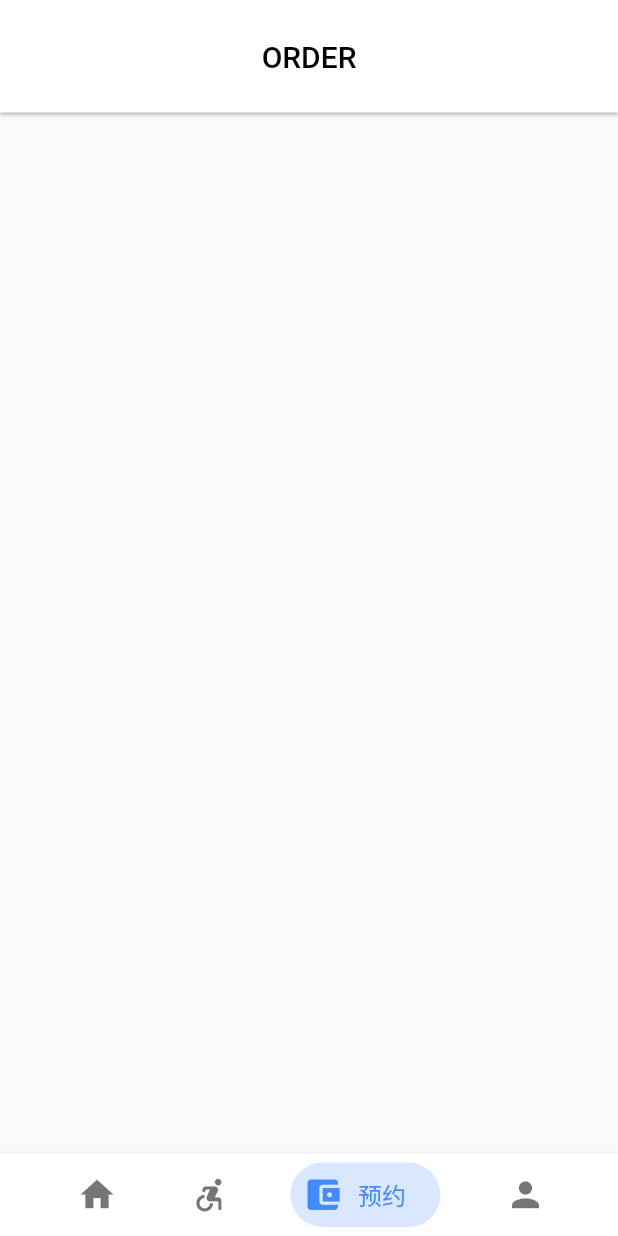
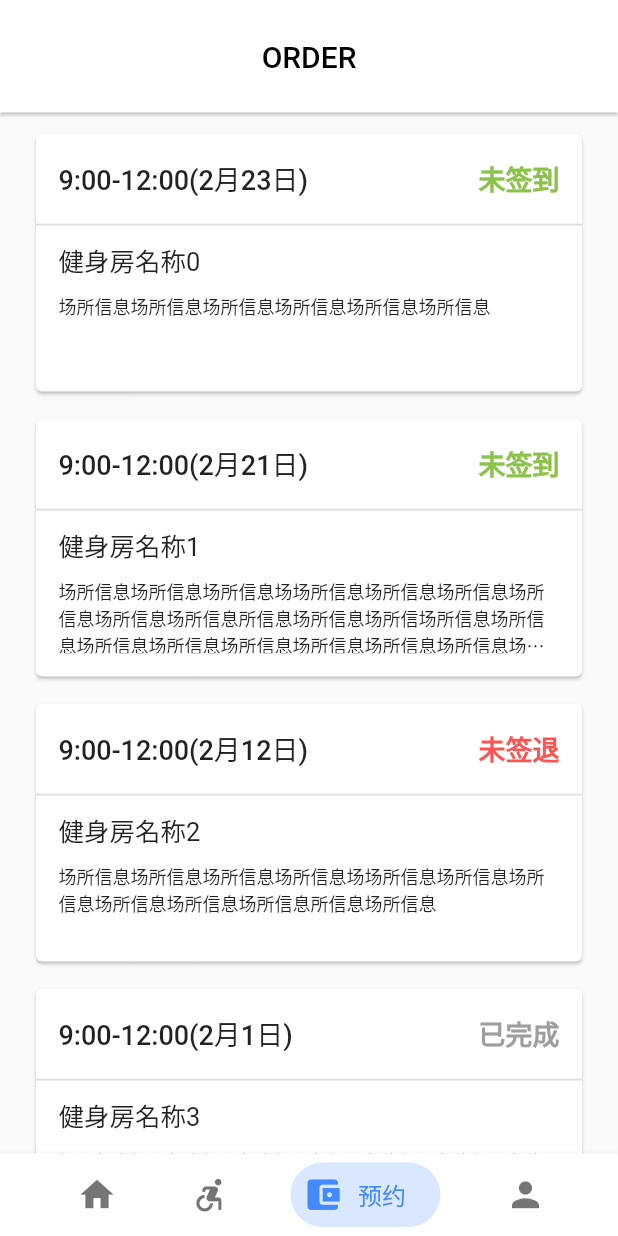
Before and after one commit to m47m/UpHold, a Flutter app: the screen it shows after launch, swiped to page 3, on a phone screen of 412 x 824 dp. Run offline on Flutter 3.47's test engine with Material 2 defaults, Android fonts, the phone set to English and light mode, and no system bars; our stand-ins replace shared_preferences.

Commit message:
OrderPage des April 11 2022

```diff
--- /dev/null
+++ b/lib/components/OrderCardItem.dart
@@ -0,0 +1,104 @@
+import 'package:flutter/material.dart';
+import 'package:uphold/pages/Tabs/MyOrder.dart';
+
+class OrderCardItem extends StatelessWidget {
+  ///本Item对应的数据模型
+  final OrderBean bean;
+
+  const OrderCardItem({required this.bean,Key? key}) : super(key: key);
+
+  @override
+  Widget build(BuildContext context) {
+    return Container(
+      width: 200,
+      margin: EdgeInsets.fromLTRB(20, 10, 20, 0),
+      height: 180,
+      child: Card(
+        color: Colors.white,
+        elevation: 1,
+        child: Column(
+          crossAxisAlignment: CrossAxisAlignment.start,
+          children: [
+
+            Container(
+              height: 40,
+              child: Row(
+                mainAxisAlignment: MainAxisAlignment.spaceBetween,
+                children: [
+                  Text(
+                    "${this.bean.period}",
+                    maxLines: 1,
+                    overflow: TextOverflow.ellipsis,
+                    style: TextStyle(fontSize: 18, fontWeight: FontWeight.w500),
+                  ),
+
+                  // Text(
+                  //   "${this.bean.status}",
+                  //   maxLines: 1,
+                  //   overflow: TextOverflow.ellipsis,
+                  //   style: TextStyle(fontSize: 18, fontWeight: FontWeight.w500),
+                  // ),
+                 _getOrderStatus(int.parse(this.bean.status))
+                ],
+              ),
+              margin: EdgeInsets.fromLTRB(15, 10, 15, 10),
+            ),
+
+            Divider(
+              height: 1.5,
+              thickness: 1.3,
+            ),
+
+            Container(
+              height: 30,
+
+              margin: EdgeInsets.fromLTRB(15, 10, 15, 0),
+              child: Text(
+                  "${this.bean.title}",
+                maxLines: 1,
+                overflow: TextOverflow.ellipsis,
+                style: TextStyle(fontSize: 17, fontWeight: FontWeight.w400),
+              ),
+            ),
+            Container(
+              height: 50,
+
+              margin: EdgeInsets.fromLTRB(15, 5, 15, 10),
+              child: Text(
+                "${this.bean.description}",
+                maxLines: 3,
+                overflow: TextOverflow.ellipsis,
+                style: TextStyle(fontSize: 12, fontWeight: FontWeight.w300),
+              ),
+            )
+          ],
+        ),
+      ),
+    );
+  }
+
+  _getOrderStatus(int status){
+    Widget?  widgetofStatus;
+    switch(status){
+      case 1:
+       widgetofStatus = Text(
+         "已完成",
+         style: TextStyle(fontSize: 18, fontWeight: FontWeight.w600, color: Colors.grey),
+       );
+        break;
+      case 2:
+        widgetofStatus = Text(
+          "未签到",
+          style: TextStyle(fontSize: 18, fontWeight: FontWeight.w600, color: Colors.lightGreen),
+        );
+        break;
+      case 3:
+        widgetofStatus = Text(
+          "未签退",
+          style: TextStyle(fontSize: 18, fontWeight: FontWeight.w600, color: Colors.redAccent),
+        );
+        break;
+    }
+    return widgetofStatus;
+  }
+}
--- a/lib/pages/Tabs/Home.dart
+++ b/lib/pages/Tabs/Home.dart
@@ -71,7 +71,6 @@ class _HomePageState extends State<HomePage> {
       itemCount: _testList.length,
     );
   }
-
   @override
   Widget build(BuildContext context) {
     return Scaffold(
--- a/lib/pages/Tabs/MyOrder.dart
+++ b/lib/pages/Tabs/MyOrder.dart
@@ -1,4 +1,23 @@
+import 'dart:convert';
+
 import 'package:flutter/material.dart';
+import 'package:uphold/components/OrderCardItem.dart';
+
+
+class OrderBean {
+  String period;
+  String title;
+  String description;
+  String status;
+
+  OrderBean(
+      {
+        required this.period,
+        required this.title,
+        required this.description,
+        required this.status});
+}
+
 
 class MyOrder extends StatefulWidget {
   const MyOrder({Key? key}) : super(key: key);
@@ -8,6 +27,31 @@ class MyOrder extends StatefulWidget {
 }
 
 class _MyOrderState extends State<MyOrder> {
+
+  List _list = [];
+  List<OrderBean> _orderList = [];
+
+  @override
+  void initState() {
+    super.initState();
+
+    _getData();
+  }
+
+  _getData(){
+    String jsonStr =
+        '[{ "period":"9:00-12:00(2月23日)" ,"title":"健身房名称0","description":"场所信息场所信息场所信息场所信息场所信息场所信息","status":"2"},'
+        '{ "period":"9:00-12:00(2月21日)" ,"title":"健身房名称1","description":"场所信息场所信息场所信息场场所信息场所信息场所信息场所信息场所信息场所信息所信息场所信息场所信场所信息场所信息场所信息场所信息场所信息场所信息场所信息场所信息场所信息场所信息场所信息场所信息场所信息场所信息场所信息场所信息场所信息场所信息息","status":"2"},'
+        '{ "period":"9:00-12:00(2月12日)" ,"title":"健身房名称2","description":"场所信息场所信息场所信息场所信息场场所信息场所信息场所信息场所信息场所信息场所信息所信息场所信息","status":"3"}'
+        ',{ "period":"9:00-12:00(2月1日)" ,"title":"健身房名称3","description":"场所信息场所信息场所信息场所信场所信息场所信息场所信息场所信息场所信息场所信息场所信息场所信息场所信息场所信息场所信息场所信息息场所信息场所信息","status":"1"}]';
+    //将JSON字符串转为List
+    _list = json.decode(jsonStr);
+
+    for(int i = 0;i<_list.length;i++){
+      _orderList.add(new OrderBean(period: _list[i]["period"], title: _list[i]["title"], description: _list[i]["description"], status: _list[i]["status"] ));
+    }
+  }
+
   @override
   Widget build(BuildContext context) {
     return Scaffold(
@@ -22,7 +66,23 @@ class _MyOrderState extends State<MyOrder> {
           //由于title本身是接受一个widget，所以可以直接给他一个自定义的widget。
           title: new Text('ORDER' ,style: TextStyle(color: Colors.black),)
       ),
-      body: Container(),
+      body: this.buildListView(),
+    );
+  }
+
+  buildListView(){
+    return ListView.builder(
+        itemBuilder: (BuildContext context, int index) {
+          ///每个子Item的布局
+          ///在这里是封装到了独立的 StatefulWidget
+          return OrderCardItem(
+            ///子Item对应的数据
+            bean: _orderList[index],
+            ///可选参数 子Item标识
+            key: GlobalObjectKey(index),
+          );
+        },
+      itemCount: this._orderList.length ,
     );
   }
 }
```
